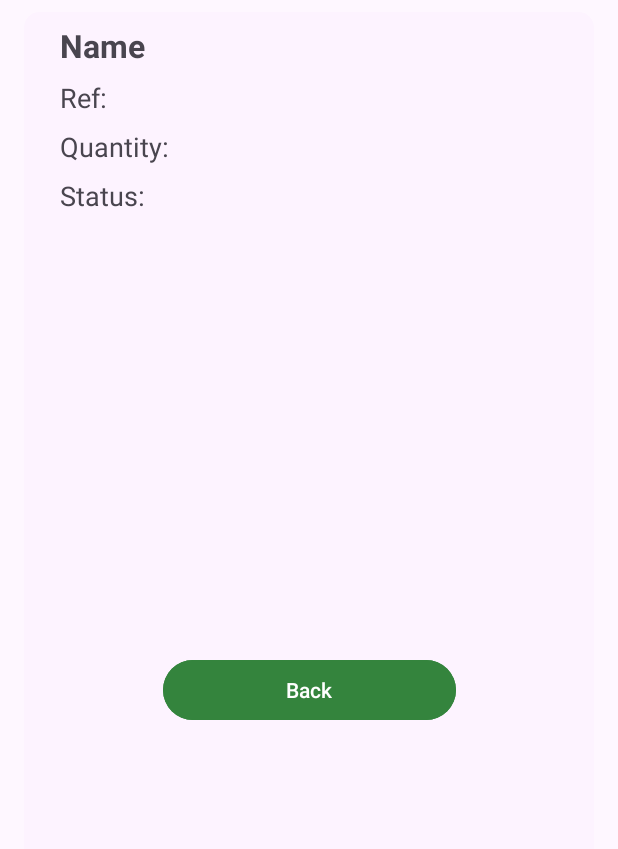
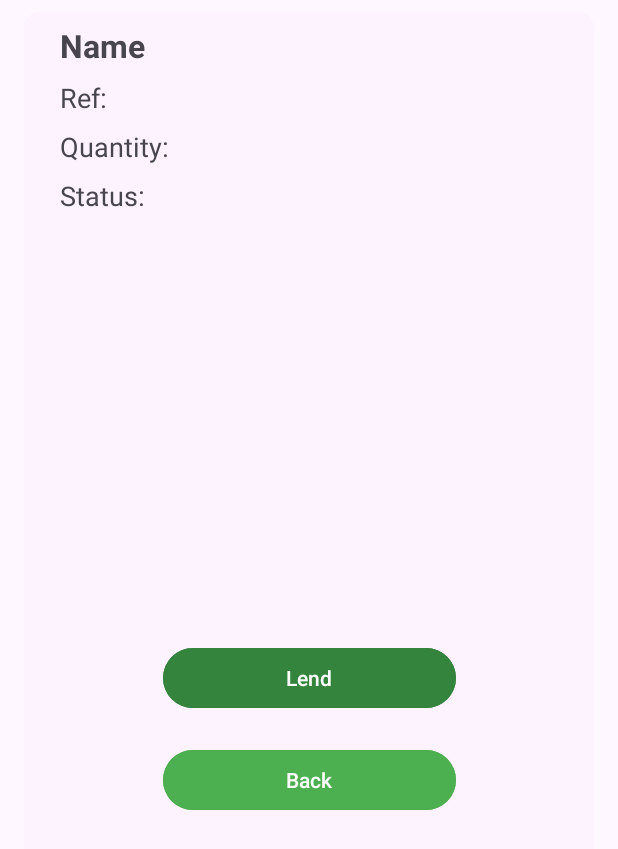
Before and after one commit to zebaxthi/STL-APP, an Android app: the layout fragment_article.xml on its own in the app's theme, with its tools: preview values and no code run, on a phone screen of 412 x 824 dp. Shown: the top 849 px of the screen. Run offline under Robolectric (Android 15) with nearby library versions, the phone set to English and light mode, and no system bars; network calls fail.

```diff
--- a/app/src/main/java/com/uco/stlapp/services/ArticleService.kt
+++ b/app/src/main/java/com/uco/stlapp/services/ArticleService.kt
@@ -1,5 +1,6 @@
 package com.uco.stlapp.services
 
+import com.uco.stlapp.models.PatchArticleQuantity
 class ArticleService {
     private  var apiService: WebService? = null
 
@@ -8,4 +9,6 @@ class ArticleService {
     }
 
     suspend fun getArticles() = apiService?.getArticles()
+
+    suspend fun patchArticle(id: Int, request: PatchArticleQuantity) = apiService?.patchArticle(id, request)
 }
--- a/app/src/main/java/com/uco/stlapp/services/WebService.kt
+++ b/app/src/main/java/com/uco/stlapp/services/WebService.kt
@@ -1,8 +1,10 @@
 package com.uco.stlapp.services
 
 import com.uco.stlapp.models.ArticleResponse
+import com.uco.stlapp.models.PatchArticleQuantity
 import retrofit2.Call
 import retrofit2.Response
+import retrofit2.http.Body
 import retrofit2.http.GET
 import retrofit2.http.PATCH
 import retrofit2.http.Path
@@ -12,5 +14,5 @@ interface WebService {
     suspend fun getArticles(): Response<List<ArticleResponse>>
 
     @PATCH("/crfhKA/articles/{id}")
-    suspend fun patchArticle(@Path("id") id: Int): Response<ArticleResponse>
+    suspend fun patchArticle(@Path("id") id: Int, @Body request: PatchArticleQuantity): Response<ArticleResponse>
 }
--- a/app/src/main/java/com/uco/stlapp/views/fragments/ArticleListFragment.kt
+++ b/app/src/main/java/com/uco/stlapp/views/fragments/ArticleListFragment.kt
@@ -30,6 +30,7 @@ import com.uco.stlapp.models.Article
 import com.uco.stlapp.repository.database.AppDatabase
 import com.uco.stlapp.utils.messaging.MessagingService
 import com.uco.stlapp.viewModels.ArticleListViewModel
+import com.uco.stlapp.views.fragments.ArticleFragment.Companion.NAMEID_BUNDLE
 
 
 class ArticleListFragment : Fragment() {
@@ -98,7 +99,8 @@ class ArticleListFragment : Fragment() {
             NAMEARTICLE_BUNDLE to article.name,
             NAMEREF_BUNDLE to article.ref,
             NAMEQUANTITY_BUNDLE to article.quantity,
-            NAMESTATUS_BUNDLE to article.status
+            NAMESTATUS_BUNDLE to article.status,
+            NAMEID_BUNDLE to article.id
         )
 
         val notificacion= context?.let { it ->
--- a/app/src/main/res/layout/fragment_article.xml
+++ b/app/src/main/res/layout/fragment_article.xml
@@ -69,9 +69,20 @@
                 android:id="@+id/btReturnItem"
                 android:layout_width="195dp"
                 android:layout_height="wrap_content"
-                android:layout_marginTop="428dp"
+                android:layout_marginTop="20dp"
+                android:backgroundTint="#4CAF50"
+                android:text="Back"
+                app:layout_constraintEnd_toEndOf="parent"
+                app:layout_constraintStart_toStartOf="parent"
+                app:layout_constraintTop_toBottomOf="@+id/btLendItem" />
+
+            <Button
+                android:id="@+id/btLendItem"
+                android:layout_width="195dp"
+                android:layout_height="wrap_content"
+                android:layout_marginTop="420dp"
                 android:backgroundTint="#34843D"
-                android:text="Back"
+                android:text="Lend"
                 app:layout_constraintEnd_toEndOf="parent"
                 app:layout_constraintStart_toStartOf="parent"
                 app:layout_constraintTop_toTopOf="parent" />
```
Also changed, not shown: app/src/main/java/com/uco/stlapp/models/Article.kt (+6 -1 lines), app/src/main/java/com/uco/stlapp/views/fragments/ArticleFragment.kt (+33 -12 lines).
